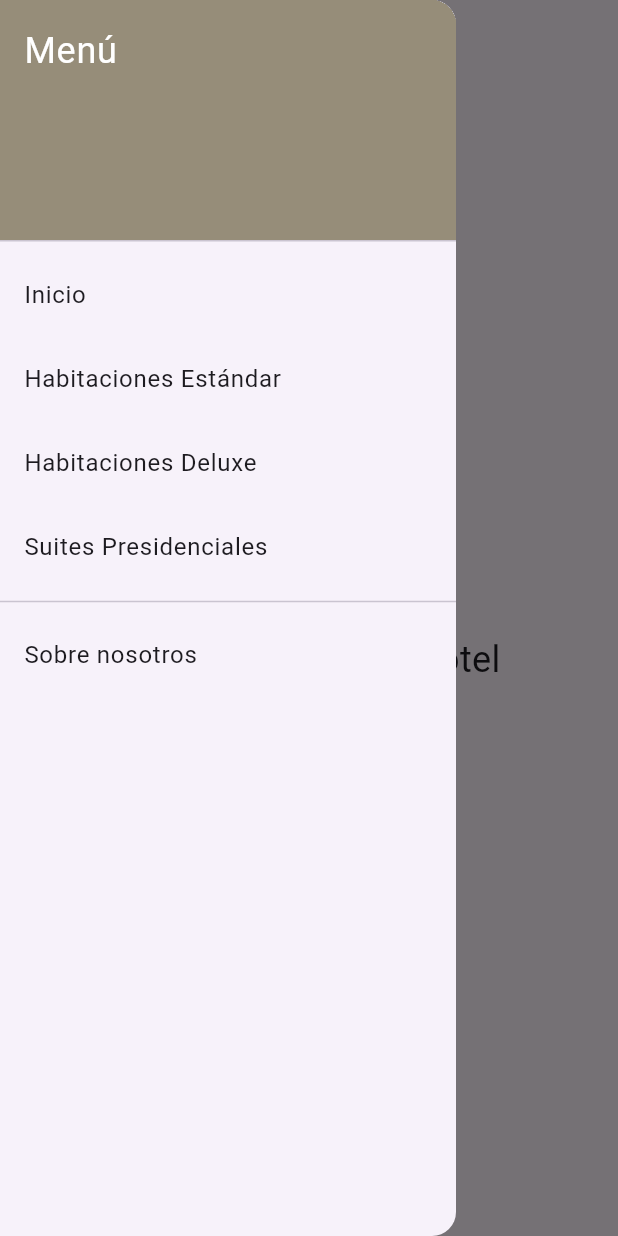
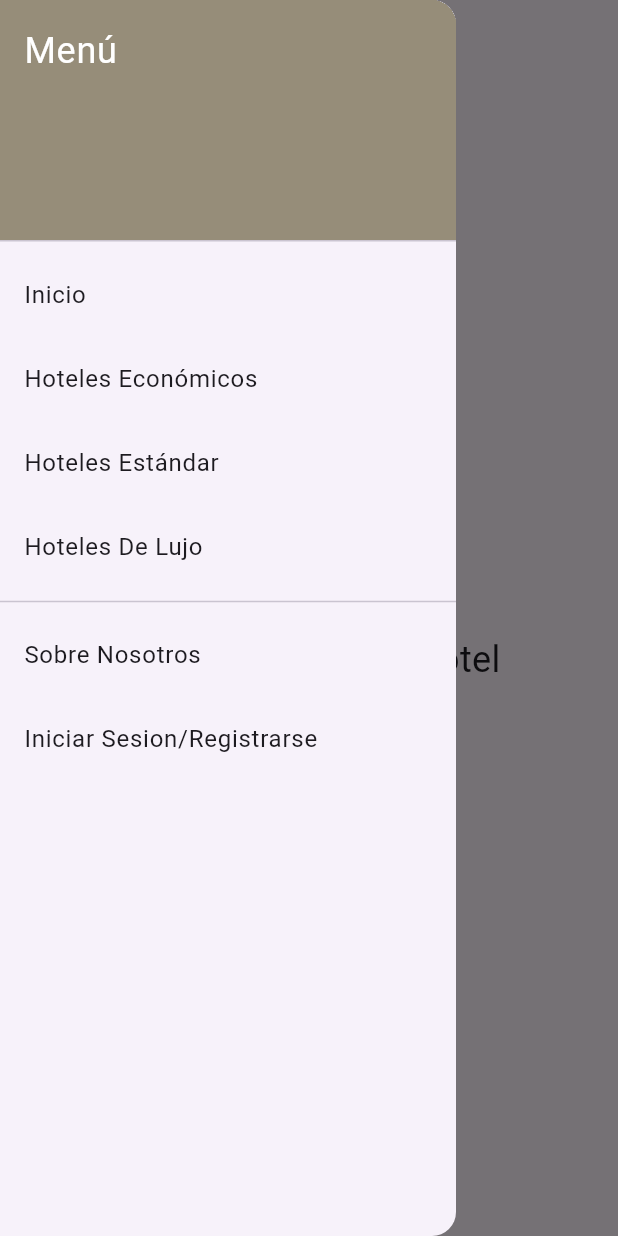
Before and after one commit to alexisesperanza/easy_hotel, a Flutter app: the screen it shows after launch, with the side drawer open, on a phone screen of 412 x 824 dp. Run offline on Flutter 3.47's test engine with Material 3 defaults, Android fonts, the light colour scheme and no system bars.

Commit message:
Cambiada la lógica de la app

```diff
--- a/lib/businesslogic/data.dart
+++ b/lib/businesslogic/data.dart
@@ -10,7 +10,7 @@ class Room {
   });
 }
 
-List<Room> standardRooms = [
+List<Room> Economico = [
   Room(
     imageUrl: 'assets/prueba.png',
     title: 'Habitación Estándar 1',
@@ -23,7 +23,7 @@ List<Room> standardRooms = [
   ),
 ];
 
-List<Room> deluxeRooms = [
+List<Room> Estandar = [
   Room(
     imageUrl: 'assets/imagenes/hd1.jpg',
     title: 'Habitación Deluxe 1',
@@ -36,7 +36,7 @@ List<Room> deluxeRooms = [
   ),
 ];
 
-List<Room> presidentialSuites = [
+List<Room> Lujo = [
   Room(
     imageUrl: 'assets/imagenes/sp1.jpg',
     title: 'Suite Presidencial 1',
--- a/lib/states/main.dart
+++ b/lib/states/main.dart
@@ -52,21 +52,25 @@ class _HotelHomePageState extends State<HotelHomePage> {
               onTap: () => _onCategorySelected('Inicio'),
             ),
             ListTile(
-              title: const Text('Habitaciones Estándar'),
-              onTap: () => _onCategorySelected('Habitaciones Estándar'),
+              title: const Text('Hoteles Económicos'),
+              onTap: () => _onCategorySelected('Hoteles Económicos'),
             ),
             ListTile(
-              title: const Text('Habitaciones Deluxe'),
-              onTap: () => _onCategorySelected('Habitaciones Deluxe'),
+              title: const Text('Hoteles Estándar'),
+              onTap: () => _onCategorySelected('Hoteles Estándar'),
             ),
             ListTile(
-              title: const Text('Suites Presidenciales'),
-              onTap: () => _onCategorySelected('Suites Presidenciales'),
+              title: const Text('Hoteles De Lujo'),
+              onTap: () => _onCategorySelected('Hoteles De Lujo'),
             ),
             const Divider(),
             ListTile(
-              title: const Text('Sobre nosotros'),
-              onTap: () => _onCategorySelected('Información del Hotel'),
+              title: const Text('Sobre Nosotros'),
+              onTap: () => _onCategorySelected('Sobre nosotros'),
+            ),
+             ListTile(
+              title: const Text('Iniciar Sesion/Registrarse'),
+              onTap: () => _onCategorySelected('LoginRegister'),
             ),
           ],
         ),
@@ -79,23 +83,27 @@ class _HotelHomePageState extends State<HotelHomePage> {
     switch (_selectedCategory) {
       case 'Inicio':
         return const HotelHomePageContent();
-      case 'Habitaciones Estándar':
+      case 'Hoteles Económicos':
         return RoomCategoryPage(
-          category: 'Habitaciones Estándar',
-          rooms: standardRooms,
+          category: 'Hoteles Económicos',
+          rooms: Economico,
         );
-      case 'Habitaciones Deluxe':
+      case 'Hoteles Estándar':
         return RoomCategoryPage(
-          category: 'Habitaciones Deluxe',
-          rooms: deluxeRooms,
+          category: 'Hoteles Estándar',
+          rooms: Estandar,
         );
-      case 'Suites Presidenciales':
+      case 'Hoteles De Lujo':
         return RoomCategoryPage(
-          category: 'Suites Presidenciales',
-          rooms: presidentialSuites,
+          category: 'Hoteles De Lujo',
+          rooms: Lujo,
         );
-      case 'Información del Hotel':
+      case 'Sobre Nosotros':
         return const HotelInfoPage();
+
+      case 'LoginRegister':
+        return const LoginForm();
+
       default:
         return const HotelHomePageContent();
     }
```
